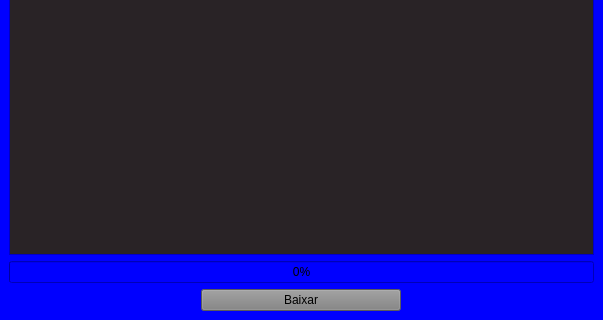
MrM4rc/DownAnime-old, file com_gui/downanime.ui: the form before one commit; both pictures show x 0 to 603 and y 154 to 474 of the 603 by 474 pixel window.
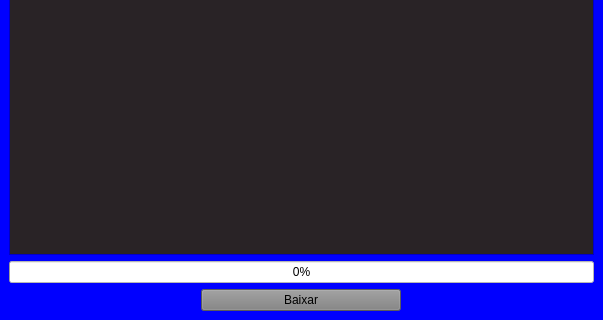
The form after the commit.

Patch:
```diff
--- a/com_gui/downanime.ui
+++ b/com_gui/downanime.ui
@@ -96,6 +96,9 @@
     </item>
     <item>
      <widget class="QProgressBar" name="progressBar">
+      <property name="styleSheet">
+       <string notr="true">background-color: white;</string>
+      </property>
       <property name="value">
        <number>0</number>
       </property>
```
Left out of the diff: 3 changed lines with no effect on the pictures.
